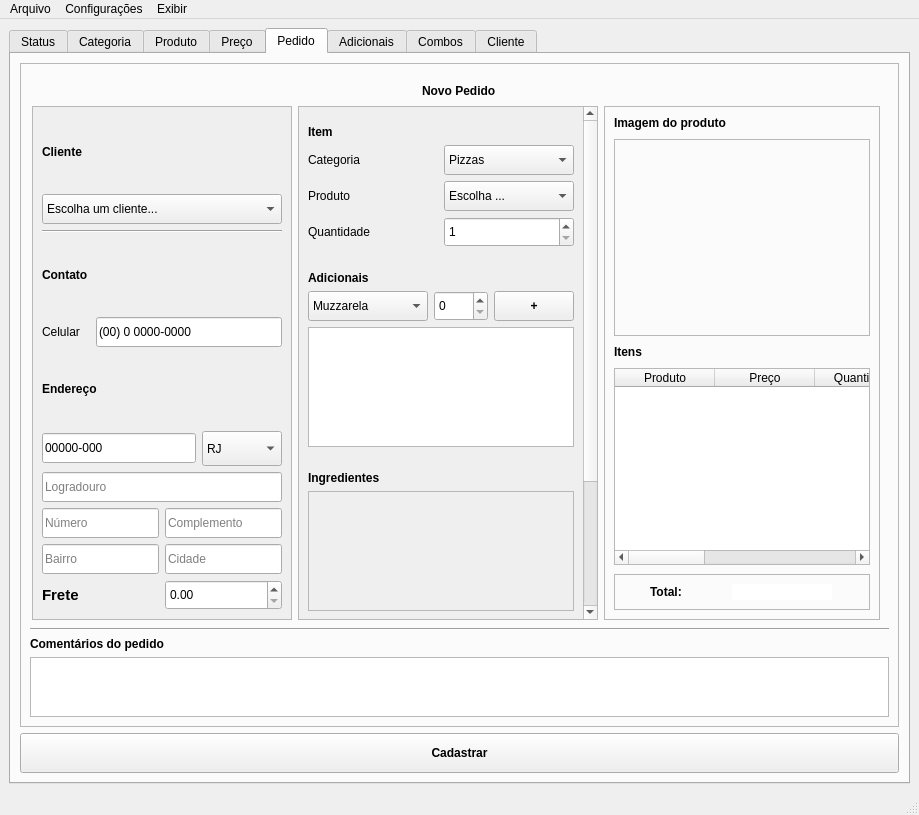
Old version of the form qt/src/views/main.ui in the repository antoniofernandodj/Chickie.
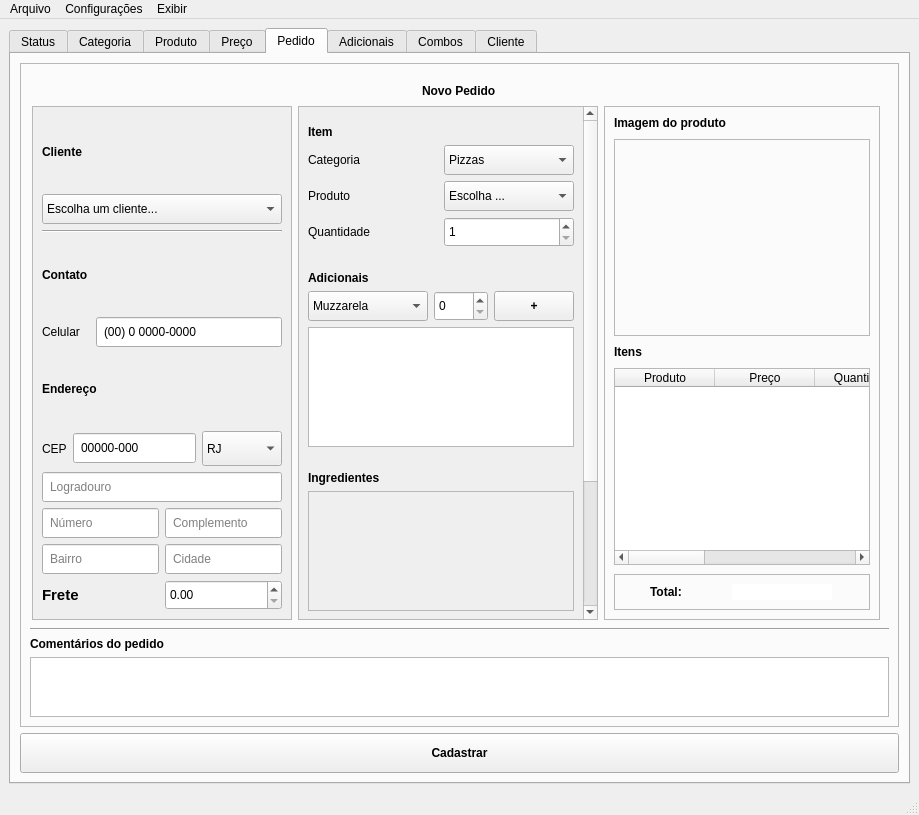
New version of the form.

What changed in the file:
```diff
--- a/qt/src/views/main.ui
+++ b/qt/src/views/main.ui
@@ -1919,6 +1919,11 @@
                   <height>300</height>
                  </size>
                 </property>
+                <property name="styleSheet">
+                 <string notr="true">QLineEdit {
+    padding-left: 5px;
+}</string>
+                </property>
                 <property name="widgetResizable">
                  <bool>true</bool>
                 </property>
@@ -2039,6 +2044,13 @@
                   </item>
                   <item>
                    <layout class="QHBoxLayout" name="horizontal_layout_4">
+                    <item>
+                     <widget class="QLabel" name="label_7">
+                      <property name="text">
+                       <string>CEP</string>
+                      </property>
+                     </widget>
+                    </item>
                     <item>
                      <widget class="QLineEdit" name="line_edit_cep">
                       <property name="minimumSize">
```
